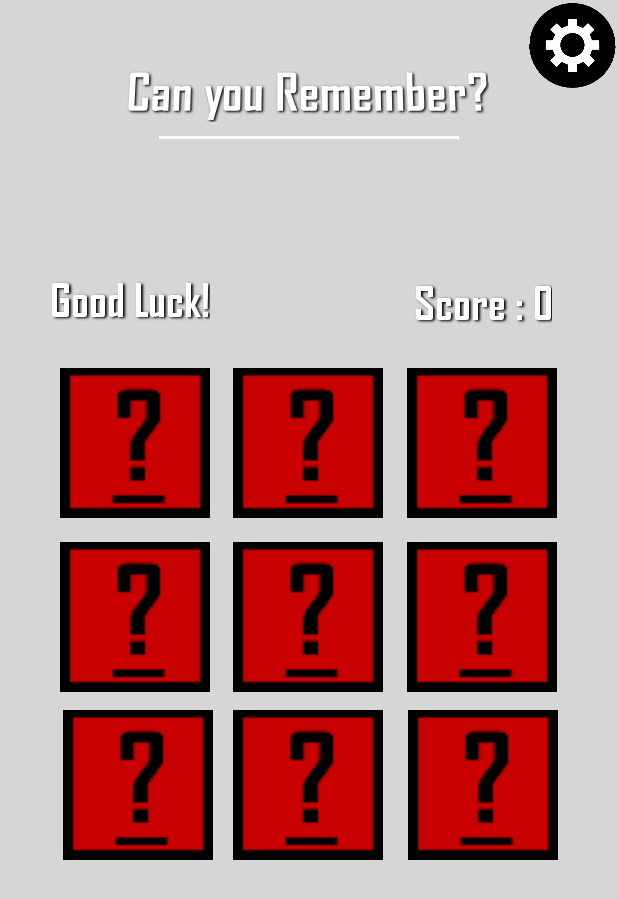
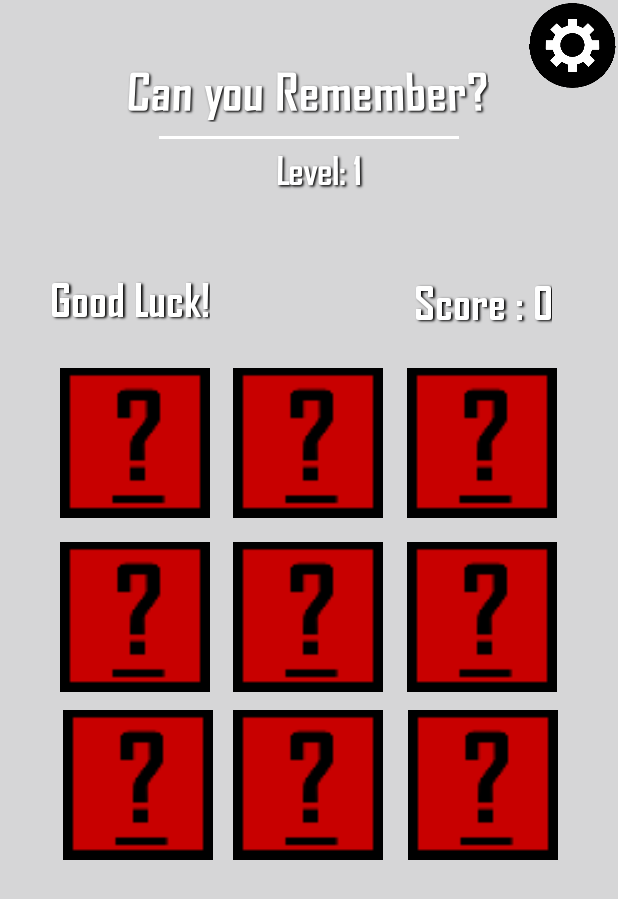
Before and after one commit to JesusD0minguez1/dbt, an Android app: the MemoryGame screen opened directly, with no data from a screen before it, after a tap on an icon or button, on a phone screen of 412 x 824 dp. Shown: the top 899 px of the screen. Run offline under Robolectric (Android 15) with nearby library versions, the phone set to English and light mode, and no system bars; 2 other taps on this screen came first.

Commit message:
The Memory Game now has levels that increase in difficulty!
Also music in all activities won't transfer from one to the other and music will start preparing as soon as activity loads hopefully alleviating our stuttering issue.

```diff
--- a/app/src/main/java/com/example/dbt/MemoryGame.java
+++ b/app/src/main/java/com/example/dbt/MemoryGame.java
@@ -29,17 +29,12 @@ public class MemoryGame extends AppCompatActivity {
 
     public TextView timer, scoreView, infoTxt, titleTxt;
     public ImageView card0, card1, card2, card3, card4, card5, card6, card7, card8;
-    private int circle, triangle, square, cardBack, memScore;
-    public Button returnBtn, startBtn, resetBtn;
+    public Button returnBtn, startBtn, nextLvLBtn;
     public boolean gameStarted;
-    //Array of the card ImageViews just for easy access
     Integer[] cards;
-    //Count cards clicked for checking correct
-    private int clicked = 1;
-    private int totalMatches = 0;
-    private int firstClicked, secondClicked, thirdClicked;
-    private int firstPosition, secondPosition, thirdPosition;
-    private int prevTag = 30;
+    private int clicked = 1, level = 1, totalMatches = 0, firstClicked, secondClicked, thirdClicked,
+    firstPosition, secondPosition, thirdPosition, prevTag = 30, circle, triangle, square, cardBack,
+    memScore, level1Score, level2Score, level3Score, totalScore = 0;
     MediaPlayer memMusic;
 
 
@@ -47,42 +42,32 @@ public class MemoryGame extends AppCompatActivity {
     protected void onCreate(Bundle savedInstanceState){
         super.onCreate(savedInstanceState);
         setContentView(R.layout.memory_game);
-
-
+        //Set next level if applicable
+        Intent getLevel = getIntent();
+        level = getLevel.getIntExtra("level", 0);
+        totalScore = getLevel.getIntExtra("prevScore", 0);
+        if (level == 0) { level = 1; }
         //Declare views
-        timer = findViewById(R.id.timerView);
-        scoreView = findViewById(R.id.scoreView);
-        infoTxt = findViewById(R.id.memoryInfoText);
-        titleTxt =findViewById(R.id.titleMemGame);
-        card0 = findViewById(R.id.card0);
-        card0.setImageResource(R.drawable.card_back);
-        card1 = findViewById(R.id.card1);
-        card1.setImageResource(R.drawable.card_back);
-        card2 = findViewById(R.id.card2);
-        card2.setImageResource(R.drawable.card_back);
-        card3 = findViewById(R.id.card3);
-        card3.setImageResource(R.drawable.card_back);
-        card4 = findViewById(R.id.card4);
-        card4.setImageResource(R.drawable.card_back);
-        card5 = findViewById(R.id.card5);
-        card5.setImageResource(R.drawable.card_back);
-        card6 = findViewById(R.id.card6);
-        card6.setImageResource(R.drawable.card_back);
-        card7 = findViewById(R.id.card7);
-        card7.setImageResource(R.drawable.card_back);
-        card8 = findViewById(R.id.card8);
-        card8.setImageResource(R.drawable.card_back);
-        returnBtn = findViewById(R.id.returnBtnMemory);
-        startBtn = findViewById(R.id.startButtonMem);
-        resetBtn = findViewById(R.id.resetAcitivityBtn);
-
-
+        timer = findViewById(R.id.timerView); scoreView = findViewById(R.id.scoreView);
+        infoTxt = findViewById(R.id.memoryInfoText); titleTxt =findViewById(R.id.titleMemGame);
+        if (level != 1) { infoTxt.setText("Level " + level); scoreView.setText("Score: " + totalScore);
+        timer.setText("Timer: " + (4 - level)); }
+        card0 = findViewById(R.id.card0); card0.setImageResource(R.drawable.card_back);
+        card1 = findViewById(R.id.card1); card1.setImageResource(R.drawable.card_back);
+        card2 = findViewById(R.id.card2); card2.setImageResource(R.drawable.card_back);
+        card3 = findViewById(R.id.card3); card3.setImageResource(R.drawable.card_back);
+        card4 = findViewById(R.id.card4); card4.setImageResource(R.drawable.card_back);
+        card5 = findViewById(R.id.card5); card5.setImageResource(R.drawable.card_back);
+        card6 = findViewById(R.id.card6); card6.setImageResource(R.drawable.card_back);
+        card7 = findViewById(R.id.card7); card7.setImageResource(R.drawable.card_back);
+        card8 = findViewById(R.id.card8); card8.setImageResource(R.drawable.card_back);
+        returnBtn = findViewById(R.id.returnBtnMemory); startBtn = findViewById(R.id.startButtonMem);
+        nextLvLBtn = findViewById(R.id.resetAcitivityBtn);
         gameStarted = false;
-
-
         //Settings menu
         ImageView settings = findViewById(R.id.settingsMem);
         memMusic = MediaPlayer.create(this.getApplicationContext(), R.raw.krabs_rave);
+        try { memMusic.prepareAsync(); } catch (Exception prep) {prep.printStackTrace(); }
         settings.setOnClickListener(v -> { SettingMenu set = new SettingMenu(); set.showWindow(MemoryGame.this, settings, memMusic); });
     }
 
@@ -143,14 +128,22 @@ public class MemoryGame extends AppCompatActivity {
                 setImageIds();
                 Collections.shuffle(Arrays.asList(cards));
                 showCards();
-                countdown(3);
+                switch (level) {
+                    case 1:
+                        countdown(3);
+                        break;
+                    case 2:
+                        countdown(2);
+                        break;
+                    case 3:
+                        countdown(1);
+                        break;
+                }
                 gameStarted= true;
                 memScore = 0;
             }
         }
-        catch (Exception startBtn) {
-            startBtn.printStackTrace();
-        }
+        catch (Exception startBtn) { startBtn.printStackTrace(); }
     }
 
 
@@ -168,10 +161,8 @@ public class MemoryGame extends AppCompatActivity {
     Sets image ids of each corresponding shape
     */
     private void setImageIds() {
-        circle = R.drawable.circle_card;
-        square = R.drawable.square_card;
-        triangle = R.drawable.triangle_card;
-        cardBack = R.drawable.card_back;
+        circle = R.drawable.circle_card; square = R.drawable.square_card;
+        triangle = R.drawable.triangle_card; cardBack = R.drawable.card_back;
     }
 
 
@@ -200,24 +191,16 @@ public class MemoryGame extends AppCompatActivity {
             switch (clicked) {
                 case 1:
                     firstClicked = cards[cardTag];
-                    if (firstClicked > 20) {
-                        firstClicked = firstClicked - 20;
-                    }
-                    else if (firstClicked > 10) {
-                        firstClicked = firstClicked - 10;
-                    }
+                    if (firstClicked > 20) { firstClicked = firstClicked - 20; }
+                    else if (firstClicked > 10) { firstClicked = firstClicked - 10; }
                     prevTag = cardTag;
                     clicked = 2;
                     firstPosition = cardTag;
                     break;
                 case 2:
                     secondClicked = cards[cardTag];
-                    if(secondClicked > 20) {
-                        secondClicked = secondClicked - 20;
-                    }
-                    else if (secondClicked > 10) {
-                        secondClicked = secondClicked - 10;
-                    }
+                    if(secondClicked > 20) { secondClicked = secondClicked - 20; }
+                    else if (secondClicked > 10) { secondClicked = secondClicked - 10; }
 
                     prevTag = cardTag;
                     clicked = 3;
@@ -225,12 +208,8 @@ public class MemoryGame extends AppCompatActivity {
                     break;
                 case 3:
                     thirdClicked = cards[cardTag];
-                    if (thirdClicked > 20) {
-                        thirdClicked = thirdClicked - 20;
-                    }
-                    else if(thirdClicked > 10) {
-                        thirdClicked = thirdClicked -10;
-                    }
+                    if (thirdClicked > 20) { thirdClicked = thirdClicked - 20; }
+                    else if(thirdClicked > 10) { thirdClicked = thirdClicked -10; }
                     prevTag = 30;
                     clicked = 1;
                     thirdPosition = cardTag;
@@ -254,18 +233,14 @@ public class MemoryGame extends AppCompatActivity {
             timer.setText("Correct!");
             setScore(true);
         }
-        else {
-            hideCards();
-        }
+        else { hideCards(); }
         if(firstClicked != secondClicked || firstClicked != thirdClicked || secondClicked != thirdClicked) {
             timer.setText("Incorrect!");
             hideCards();
             setScore(false);
         }
         enableCards();
-        if (totalMatches == 3) {
-            endGame();
-        }
+        if (totalMatches == 3) { endGame(); }
     }
 
 
@@ -401,9 +376,7 @@ public class MemoryGame extends AppCompatActivity {
                     card = findViewById(R.id.card8);
                     break;
             }
-            if (card.getPaddingBottom() != 50) {
-                card.setImageResource(R.drawable.card_back);
-            }
+            if (card.getPaddingBottom() != 50) { card.setImageResource(R.drawable.card_back); }
         }
     }
 
@@ -430,43 +403,28 @@ public class MemoryGame extends AppCompatActivity {
         int milli = time * 1000;
         showCards();
         new CountDownTimer(milli, 1000) {
-
-            public void onTick(long millisUntilFinished) {
-                timer.setText("Timer: " + (millisUntilFinished / 1000));
-            }
-
+            public void onTick(long millisUntilFinished) { timer.setText("Timer: " + (millisUntilFinished / 1000)); }
             public void onFinish() {
-                infoTxt.setText("");
+                infoTxt.setText("Level: " + level);
                 timer.setText("Good Luck!");
                 hideCards();
-            }
-        }.start();
+            } }.start();
     }
 
 
     private void setScore(boolean isCorrect) {
         try {
             scoreView.setText("");
-            if(isCorrect) {
-                memScore += 100;
-            }
+            if(isCorrect) { memScore += 100; }
             else {
                 int newMemScore = memScore;
-                if(newMemScore != 0 && newMemScore >= 100) {
-                    memScore -= 100;
-                }
-                else if(newMemScore < 100 && newMemScore != 0) {
-                    memScore = memScore - newMemScore;
-                }
-                else {
-                    memScore = 0;
-                }
+                if(newMemScore != 0 && newMemScore >= 100) { memScore -= 100; }
+                else if(newMemScore < 100 && newMemScore != 0) { memScore = memScore - newMemScore; }
+                else { memScore = 0; }
             }
-            scoreView.setText("Score: " + memScore);
+            scoreView.setText("Score: " + (memScore + totalScore));
         }
-        catch (Exception score) {
-            score.printStackTrace();
-        }
+        catch (Exception score) { score.printStackTrace(); }
     }
 
 
@@ -482,14 +440,10 @@ public class MemoryGame extends AppCompatActivity {
         returnBtn.setOnClickListener(cardClicked -> {
             Intent playerInfo = new Intent(getApplicationContext(), PlayerInfo.class);
             playerInfo.putExtra("memScore", memScore);
-            if(memMusic.isPlaying()) {
-                memMusic.pause();
-                memMusic.release();
-            }
+            if(memMusic.isPlaying()) { memMusic.pause(); memMusic.release(); }
             startActivity(playerInfo);
         });
-        timer.setText("");
-        infoTxt.setText("");
+        timer.setText(""); infoTxt.setText("");
         if (scoreView.getLayoutParams() instanceof ViewGroup.MarginLayoutParams) {
             ViewGroup.MarginLayoutParams p = (ViewGroup.MarginLayoutParams) scoreView.getLayoutParams();
             p.setMargins(120, 0, 56, 24);
@@ -501,20 +455,24 @@ public class MemoryGame extends AppCompatActivity {
             p.setMargins(38, 150, 37, 0);
             titleTxt.requestLayout();
         }
-        if (memScore == 0) {
-            titleTxt.setText("0 Points??? Why??");
+        if (level != 1) {
+            if (memScore == 0) { titleTxt.setText("0 Points This Round??? Why??"); }
+            else if (memScore == 100) { titleTxt.setText("100 Points This Round? Try again..."); }
+            else if(memScore == 200) { titleTxt.setText("200 Points This Round? Not too bad."); }
+            else if(memScore == 300) { titleTxt.setText("300 Points This Round, Amazing!"); }
+        } else {
+            if (memScore == 0) { titleTxt.setText("0 Points??? Why??"); }
+            else if (memScore == 100) { titleTxt.setText("100 Points? Try again..."); }
+            else if(memScore == 200) { titleTxt.setText("200 Points? Not too bad."); }
+            else if(memScore == 300) { titleTxt.setText("300 Points, Amazing!"); }
         }
-        else if (memScore == 100) {
-            titleTxt.setText("100 Points? Try again...");
+
+        if (level != 3) {
+            nextLvLBtn.setVisibility(View.VISIBLE); nextLvLBtn.setOnClickListener(cardClicked -> resetGame());
+        } else {
+            nextLvLBtn.setVisibility(View.VISIBLE); nextLvLBtn.setOnClickListener(cardClicked -> resetGame());
+            nextLvLBtn.setText("Reset");
         }
-        else if(memScore == 200) {
-            titleTxt.setText("200 Points? Not too bad.");
-        }
-        else if(memScore == 300) {
-            titleTxt.setText("300 Points, Amazing!");
-        }
-        resetBtn.setVisibility(View.VISIBLE);
-        resetBtn.setOnClickListener(cardClicked -> resetGame());
     }
 
 
@@ -523,6 +481,10 @@ public class MemoryGame extends AppCompatActivity {
      */
     private void resetGame() {
         Intent intent = getIntent();
+        if (level == 3) { level = 1;}
+        else { level++; }
+        intent.putExtra("level", level);
+        intent.putExtra("prevScore", (memScore + totalScore));
         finish();
         startActivity(intent);
     }
--- a/app/src/main/java/com/example/dbt/RiddleScreen.java
+++ b/app/src/main/java/com/example/dbt/RiddleScreen.java
@@ -44,6 +44,7 @@ public class RiddleScreen extends MainActivity {
         //Settings
         ImageView settings = findViewById(R.id.settingsRiddle);
         rdMusic = MediaPlayer.create(this.getApplicationContext(), R.raw.gravity);
+        try { rdMusic.prepareAsync(); } catch (Exception prep) {prep.printStackTrace(); }
         settings.setOnClickListener(v -> {
             SettingMenu set = new SettingMenu();
             set.showWindow(RiddleScreen.this, settings, rdMusic);
@@ -183,9 +184,7 @@ public class RiddleScreen extends MainActivity {
                 btn.setText("Return");
                 group.setEnabled(false); group.setVisibility(View.INVISIBLE);
                 btn.setOnClickListener(cardClicked -> {
-                    if(rdMusic.isPlaying()) {
-                        rdMusic.stop();
-                    }
+                    if(rdMusic.isPlaying()) { rdMusic.pause(); rdMusic.release(); }
                     Intent returnT = new Intent(getApplicationContext(), PlayerInfo.class);
                     startActivity(returnT);
                 });
--- a/app/src/main/java/com/example/dbt/Simon.java
+++ b/app/src/main/java/com/example/dbt/Simon.java
@@ -64,15 +64,14 @@ public class Simon extends AppCompatActivity {
         //Return Button
         returnBtnSimon = findViewById(R.id.returnBtnSimon);
         returnBtnSimon.setOnClickListener(cardClicked -> {
-            if(simonMusic.isPlaying()) {
-                simonMusic.stop();
-            }
+            if(simonMusic.isPlaying()) { simonMusic.pause(); simonMusic.release(); }
             Intent returnToPlayerInfo = new Intent(getApplicationContext(), PlayerInfo.class);
             startActivity(returnToPlayerInfo);
         });
         //Settings
         ImageView settings = findViewById(R.id.simonSettings);
         simonMusic = MediaPlayer.create(this.getApplicationContext(), R.raw.riddle);
+        try { simonMusic.prepareAsync(); } catch (Exception prep) {prep.printStackTrace(); }
         settings.setOnClickListener(v -> {
             SettingMenu set = new SettingMenu();
             set.showWindow(Simon.this, settings, simonMusic);
--- a/app/src/main/res/layout/memory_game.xml
+++ b/app/src/main/res/layout/memory_game.xml
@@ -318,15 +318,15 @@
         android:shadowDx="10"
         android:shadowDy="10"
         android:shadowRadius="5"
-        android:text="Reset"
-        android:textSize="60sp"
+        android:text="Next Level"
+        android:textSize="48sp"
         android:textStyle="bold"
         android:visibility="invisible"
         app:layout_constraintBottom_toBottomOf="@+id/card7"
         app:layout_constraintEnd_toEndOf="parent"
         app:layout_constraintStart_toStartOf="parent"
         app:layout_constraintTop_toTopOf="@+id/card4"
-        app:layout_constraintVertical_bias="0.32" />
+        app:layout_constraintVertical_bias="0.298" />
 
     <Button
         android:id="@+id/startButtonMem"
```
Also changed, not shown: app/src/main/java/com/example/dbt/PlayerInfo.java (+13 -20 lines), app/src/main/res/layout/simon.xml (+28 -28 lines).
